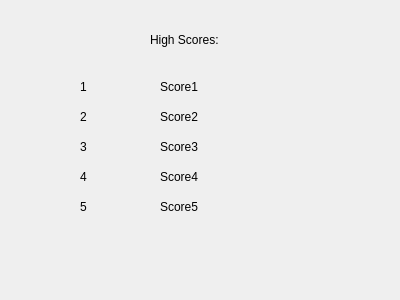
Qt form SuperCop/highscores.ui (slstein14/fork2) before a commit.
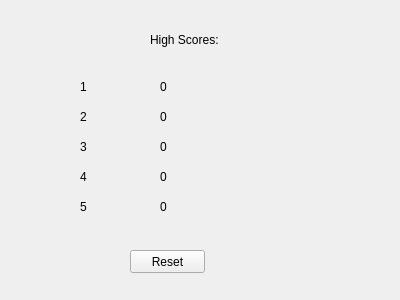
The same form after that commit.

Commit message: Updated with Highscores.txt and changes made from slstein14/SuperCop-master

What changed in the file:
```diff
--- a/SuperCop/highscores.ui
+++ b/SuperCop/highscores.ui
@@ -101,7 +101,7 @@
     </rect>
    </property>
    <property name="text">
-    <string>Score1</string>
+    <string>0</string>
    </property>
   </widget>
   <widget class="QLabel" name="Score2">
@@ -114,7 +114,7 @@
     </rect>
    </property>
    <property name="text">
-    <string>Score2</string>
+    <string>0</string>
    </property>
   </widget>
   <widget class="QLabel" name="Score3">
@@ -127,7 +127,7 @@
     </rect>
    </property>
    <property name="text">
-    <string>Score3</string>
+    <string>0</string>
    </property>
   </widget>
   <widget class="QLabel" name="Score4">
@@ -140,7 +140,7 @@
     </rect>
    </property>
    <property name="text">
-    <string>Score4</string>
+    <string>0</string>
    </property>
   </widget>
   <widget class="QLabel" name="Score5">
@@ -153,7 +153,20 @@
     </rect>
    </property>
    <property name="text">
-    <string>Score5</string>
+    <string>0</string>
+   </property>
+  </widget>
+  <widget class="QPushButton" name="reset">
+   <property name="geometry">
+    <rect>
+     <x>130</x>
+     <y>250</y>
+     <width>75</width>
+     <height>23</height>
+    </rect>
+   </property>
+   <property name="text">
+    <string>Reset</string>
    </property>
   </widget>
  </widget>
```
The commit also changes 4 other files.
